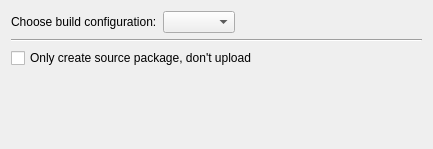
The window that src/plugins/qt4projectmanager/qt-maemo/maemopublishingbuildsettingspagefremantlefree.ui (qt-creator/qt-creator) describes before a commit, drawn with Qt 5.
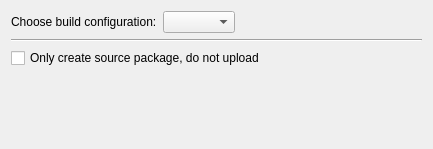
The same window after the commit.

```diff
--- a/src/plugins/qt4projectmanager/qt-maemo/maemopublishingbuildsettingspagefremantlefree.ui
+++ b/src/plugins/qt4projectmanager/qt-maemo/maemopublishingbuildsettingspagefremantlefree.ui
@@ -51,7 +51,7 @@
    <item>
     <widget class="QCheckBox" name="skipUploadCheckBox">
      <property name="text">
-      <string>Only create source package, don't upload</string>
+      <string>Only create source package, do not upload</string>
      </property>
     </widget>
    </item>
```
